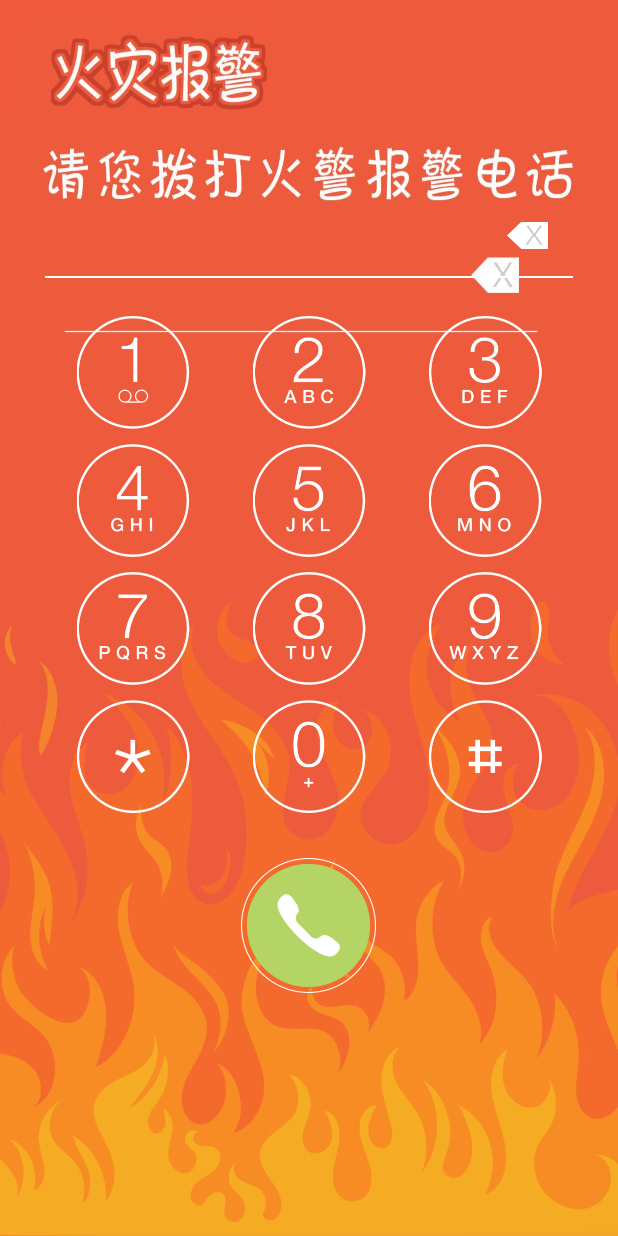
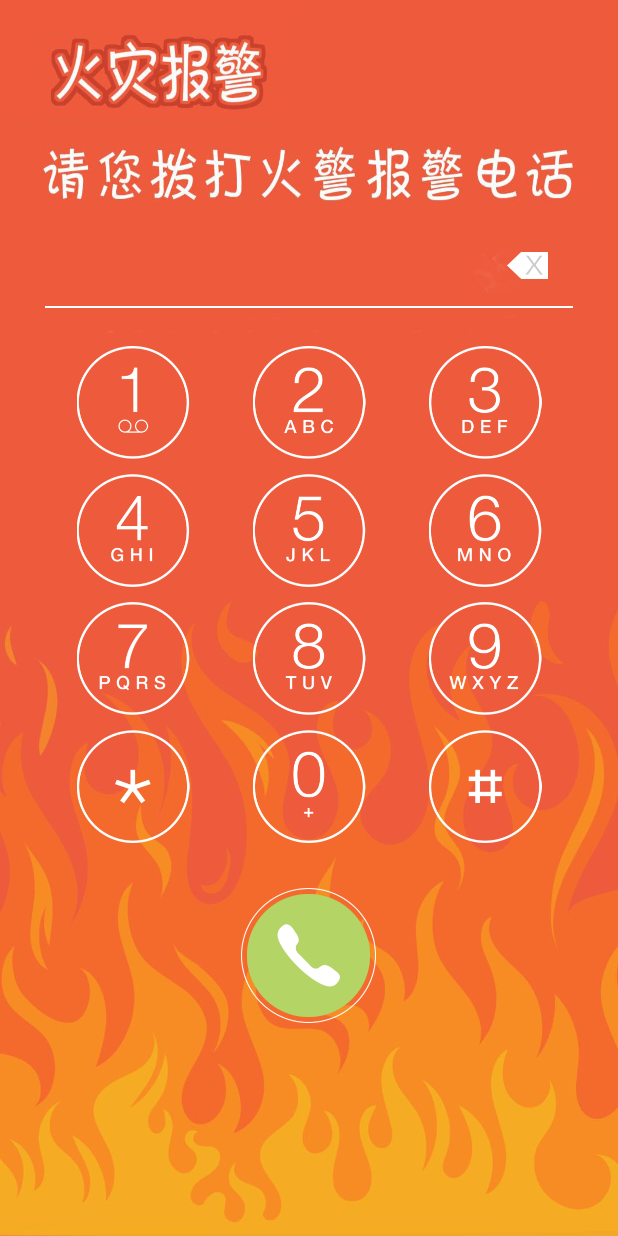
Before and after one commit to mawanjin/firemonitor, an Android app: the DialActivity screen opened directly, with no data from a screen before it, on a phone screen of 412 x 824 dp. Run offline under Robolectric (Android 15) with nearby library versions, the phone set to English and light mode, and no system bars; libraries missing offline, so code that uses them is left out: com.xuhao.android.

Commit message:
新逻辑

```diff
--- a/app/src/main/AndroidManifest.xml
+++ b/app/src/main/AndroidManifest.xml
@@ -77,7 +77,11 @@
 
         <activity android:name=".DialActivity"
             android:screenOrientation="portrait">
+            <!--<intent-filter>-->
+                <!--<action android:name="android.intent.action.MAIN" />-->
 
+                <!--<category android:name="android.intent.category.LAUNCHER" />-->
+            <!--</intent-filter>-->
         </activity>
         <activity android:name=".RecoActivity" android:screenOrientation="portrait"
             android:hardwareAccelerated="true">
--- a/app/src/main/java/com/dadatop/cd/firemonitor/Mp3Activity.java
+++ b/app/src/main/java/com/dadatop/cd/firemonitor/Mp3Activity.java
@@ -10,7 +10,7 @@
 public class Mp3Activity extends Activity{
     private  MediaPlayer mediaPlayer=null;
 
-    private String mp3 = "1.mp3";
+    private String mp3 = "0.mp3";
     private AudioManager audioManager;
 
     @Override
@@ -20,7 +20,7 @@
         audioManager = (AudioManager) getSystemService(Context.AUDIO_SERVICE);
         setContentView(R.layout.activity_mp3);
         mp3 = getIntent().getStringExtra("mp3");
-        if(mp3==null)mp3 = "1.mp3";
+        if(mp3==null)mp3 = "0.mp3";
         play();
 
     }
--- a/app/src/main/res/values-1920x1080/dimens.xml
+++ b/app/src/main/res/values-1920x1080/dimens.xml
@@ -1,7 +1,7 @@
 <?xml version="1.0" encoding="utf-8"?>
 <resources>
     <dimen name="num_width_height">75dip</dimen>
-    <dimen name="dial_margin_top">110dip</dimen>
+    <dimen name="dial_margin_top">150dip</dimen>
     <dimen name="btn_cial_width_height">90dip</dimen>
     <dimen name="num_txt_size">40dip</dimen>
 </resources>
--- a/app/src/main/res/values/dimens.xml
+++ b/app/src/main/res/values/dimens.xml
@@ -1,7 +1,7 @@
 <?xml version="1.0" encoding="utf-8"?>
 <resources>
     <dimen name="num_width_height">75dip</dimen>
-    <dimen name="dial_margin_top">130dip</dimen>
+    <dimen name="dial_margin_top">150dip</dimen>
     <dimen name="btn_cial_width_height">90dip</dimen>
     <dimen name="num_txt_size">40dip</dimen>
 </resources>
```
Also changed, not shown: app/src/main/java/com/dadatop/cd/firemonitor/RecoActivity.java (+4 -3 lines), app/src/main/res/drawable/bg_dial.jpg.
